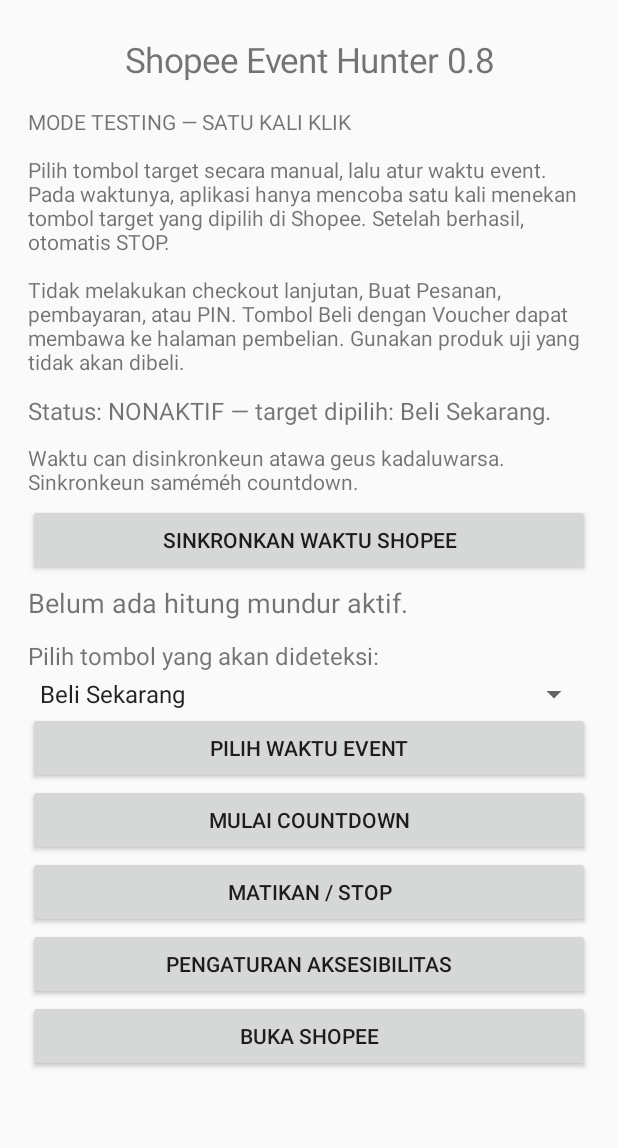
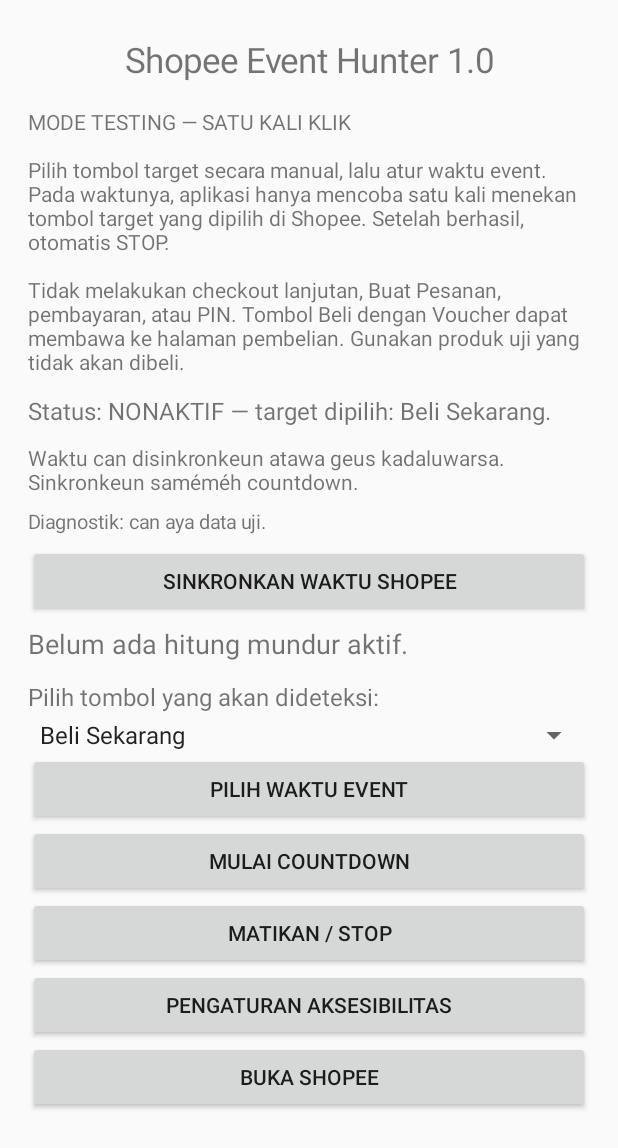
Before and after one commit to animaspupah234-bot/ShopeeEventHunter, an Android app: the screen it shows after launch (MainActivity), on a phone screen of 412 x 824 dp. Shown: the top 1148 px of the screen. Run offline under Robolectric (Android 15) with nearby library versions, the phone set to English and light mode, and no system bars.

Commit message:
Show Hunter performance diagnostics and update title

```diff
--- a/app/src/main/java/com/example/shopeehunter/MainActivity.java
+++ b/app/src/main/java/com/example/shopeehunter/MainActivity.java
@@ -23,7 +23,7 @@ import java.net.URL;
 
 public class MainActivity extends Activity {
     private SharedPreferences prefs;
-    private TextView status, countdown, timeSyncStatus;
+    private TextView status, countdown, timeSyncStatus, diagnosticsStatus;
     private static final long SYNC_VALID_MS = 10 * 60 * 1000L;
 
     private long adjustedNow() {
@@ -56,6 +56,7 @@ public class MainActivity extends Activity {
                 countdown.setText("Belum ada hitung mundur aktif.");
             }
             refreshStatus();
+            refreshDiagnostics();
             handler.postDelayed(this, 500);
         }
     };
@@ -69,7 +70,7 @@ public class MainActivity extends Activity {
         layout.setGravity(Gravity.CENTER_HORIZONTAL);
 
         TextView title = new TextView(this);
-        title.setText("Shopee Event Hunter 0.8");
+        title.setText("Shopee Event Hunter 1.0");
         title.setTextSize(23);
         title.setGravity(Gravity.CENTER);
         layout.addView(title);
@@ -88,6 +89,11 @@ public class MainActivity extends Activity {
         timeSyncStatus.setTextSize(14);
         timeSyncStatus.setPadding(0, 8, 0, 8);
         layout.addView(timeSyncStatus);
+
+        diagnosticsStatus = new TextView(this);
+        diagnosticsStatus.setTextSize(13);
+        diagnosticsStatus.setPadding(0, 4, 0, 10);
+        layout.addView(diagnosticsStatus);
 
         Button sync = new Button(this);
         sync.setText("SINKRONKAN WAKTU SHOPEE");
@@ -233,6 +239,24 @@ public class MainActivity extends Activity {
         }).start();
     }
 
+    private void refreshDiagnostics() {
+        if (diagnosticsStatus == null || prefs == null) return;
+        long refreshedAt = prefs.getLong("last_refresh_completed_at", 0L);
+        int attempts = prefs.getInt("scan_attempts", 0);
+        long latency = prefs.getLong("last_click_latency_ms", -1L);
+        if (refreshedAt <= 0L) {
+            diagnosticsStatus.setText("Diagnostik: can aya data uji.");
+            return;
+        }
+        String result = "Diagnostik uji terakhir:\nJumlah scan: " + attempts;
+        if (latency >= 0L) {
+            result += "\nWaktu ti refresh réngsé nepi ka klik hasil: " + latency + " ms";
+        } else {
+            result += "\nTombol can hasil diklik dina uji ieu.";
+        }
+        diagnosticsStatus.setText(result);
+    }
+
     private void refreshTimeSyncStatus() {
         if (timeSyncStatus == null || prefs == null) return;
         if (!hasFreshSync()) {
@@ -272,6 +296,7 @@ public class MainActivity extends Activity {
         if (prefs != null) {
             refreshStatus();
             refreshTimeSyncStatus();
+            refreshDiagnostics();
             handler.removeCallbacks(ticker);
             handler.post(ticker);
         }
```
